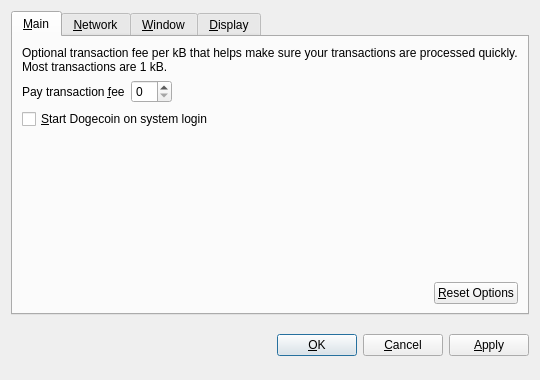
This is src/qt/forms/optionsdialog.ui in Cryptotest/Cryptotest as Qt 5 draws it before an edit. The edited form follows.
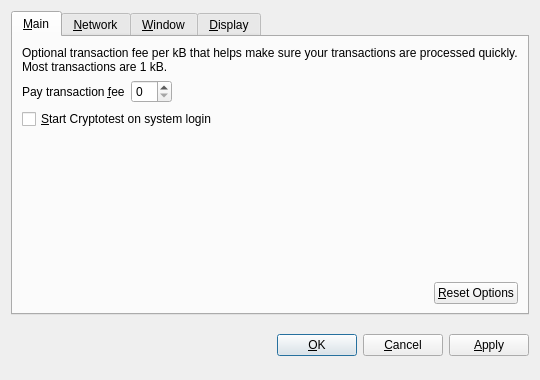
This is the edited form. Custom widgets are drawn as their Qt base class.

What changed in the file:
```diff
--- a/src/qt/forms/optionsdialog.ui
+++ b/src/qt/forms/optionsdialog.ui
@@ -82,7 +82,7 @@
           <string>Automatically start Dogecoin after logging in to the system.</string>
          </property>
          <property name="text">
-          <string>&amp;Start Dogecoin on system login</string>
+          <string>&amp;Start Cryptotest on system login</string>
          </property>
         </widget>
        </item>
```
Left out of the diff: 10 changed lines with no effect on the pictures.
